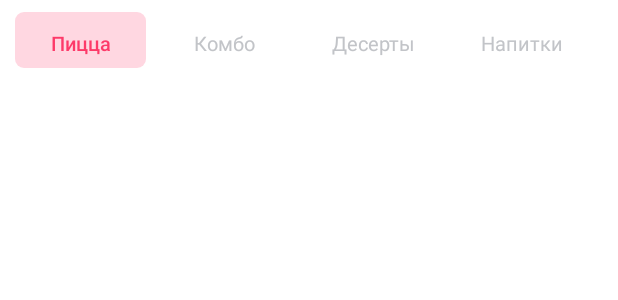
After one commit to MostafaKhaled2017/FoodApp, an Android app: the layout categories_bar.xml on its own in the app's theme, with its tools: preview values and no code run, on a phone screen of 412 x 824 dp. The commit adds this screen. Shown: the top 300 px of the screen. Run offline under Robolectric (Android 15) with nearby library versions, the phone set to English and light mode, and no system bars.

Commit message:
Modifications to the design

```diff
--- a/app/src/main/java/com/ru/pizzaapp/utils/Firebase.java
+++ b/app/src/main/java/com/ru/pizzaapp/utils/Firebase.java
@@ -1,9 +1,11 @@
 package com.ru.pizzaapp.utils;
 
 import com.google.firebase.firestore.FirebaseFirestore;
+import com.google.firebase.firestore.FirebaseFirestoreSettings;
 
 public class Firebase {
 
     //FireStore is used as a source for the menu data
     public static FirebaseFirestore fireStoreDb = FirebaseFirestore.getInstance();
+
 }
--- a/app/src/main/res/layout/activity_main.xml
+++ b/app/src/main/res/layout/activity_main.xml
@@ -9,7 +9,7 @@
     <com.google.android.material.bottomnavigation.BottomNavigationView
         android:id="@+id/nav_view"
         android:layout_width="0dp"
-        android:layout_height="wrap_content"
+        android:layout_height="55dp"
         android:layout_marginStart="0dp"
         android:layout_marginEnd="0dp"
         android:background="?android:attr/windowBackground"
--- /dev/null
+++ b/app/src/main/res/layout/categories_bar.xml
@@ -0,0 +1,76 @@
+<?xml version="1.0" encoding="utf-8"?>
+<HorizontalScrollView android:id="@+id/horizonal_bar"
+    android:layout_width="wrap_content"
+    android:layout_height="wrap_content"
+    android:paddingStart="10dp"
+    android:paddingBottom="5dp"
+    android:paddingTop="8dp"
+    android:background="@color/white"
+    xmlns:android="http://schemas.android.com/apk/res/android">
+    <LinearLayout
+        style="@style/groupStylecornerRadius_1"
+        android:layout_width="wrap_content"
+        android:layout_height="wrap_content"
+        android:gravity="end"
+        android:orientation="horizontal">
+
+        <androidx.appcompat.widget.AppCompatTextView
+            android:id="@+id/txtOne"
+            style="@style/txtSolidRounded"
+            android:layout_width="wrap_content"
+            android:layout_height="wrap_content"
+            android:layout_weight="0.25"
+            android:ellipsize="end"
+            android:paddingStart="24dp"
+            android:paddingTop="11dp"
+            android:paddingEnd="23dp"
+            android:paddingBottom="7dp"
+            android:singleLine="true"
+            android:text="Пицца" />
+
+        <androidx.appcompat.widget.AppCompatTextView
+            android:id="@+id/txtTwo"
+            style="@style/txtSolidRounded_1"
+            android:layout_width="wrap_content"
+            android:layout_height="wrap_content"
+            android:layout_marginStart="8dp"
+            android:layout_weight="0.25"
+            android:ellipsize="end"
+            android:paddingStart="24dp"
+            android:paddingTop="11dp"
+            android:paddingEnd="25dp"
+            android:paddingBottom="7dp"
+            android:singleLine="true"
+            android:text="Комбо" />
+
+        <androidx.appcompat.widget.AppCompatTextView
+            android:id="@+id/txtThree"
+            style="@style/txtSolidRounded_1"
+            android:layout_width="wrap_content"
+            android:layout_height="wrap_content"
+            android:layout_marginStart="8dp"
+            android:layout_weight="0.25"
+            android:ellipsize="end"
+            android:paddingStart="18dp"
+            android:paddingTop="11dp"
+            android:paddingEnd="17dp"
+            android:paddingBottom="7dp"
+            android:singleLine="true"
+            android:text="Десерты" />
+
+        <androidx.appcompat.widget.AppCompatTextView
+            android:id="@+id/txtFour"
+            style="@style/txtSolidRounded_1"
+            android:layout_width="wrap_content"
+            android:layout_height="wrap_content"
+            android:layout_marginStart="8dp"
+            android:layout_weight="0.25"
+            android:ellipsize="end"
+            android:paddingStart="18dp"
+            android:paddingTop="11dp"
+            android:paddingEnd="19dp"
+            android:paddingBottom="7dp"
+            android:singleLine="true"
+            android:text="Напитки" />
+    </LinearLayout>
+</HorizontalScrollView>
```
Also changed, not shown: app/src/main/java/com/ru/pizzaapp/MainActivity.java (+13 -7 lines), app/src/main/res/layout/fragment_home.xml (+6 -76 lines), app/src/main/res/drawable/arrow_down.png (added).
